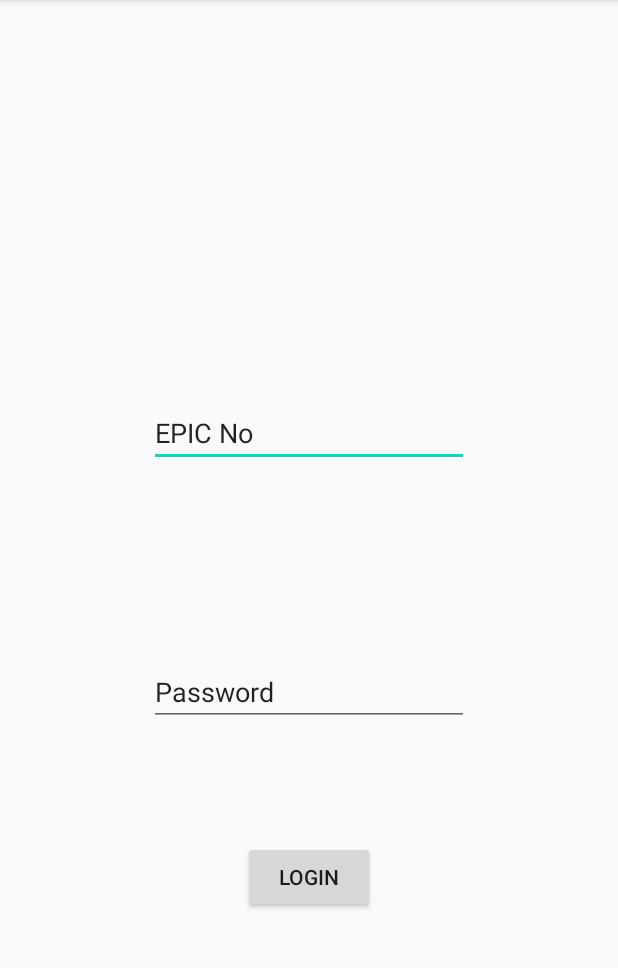
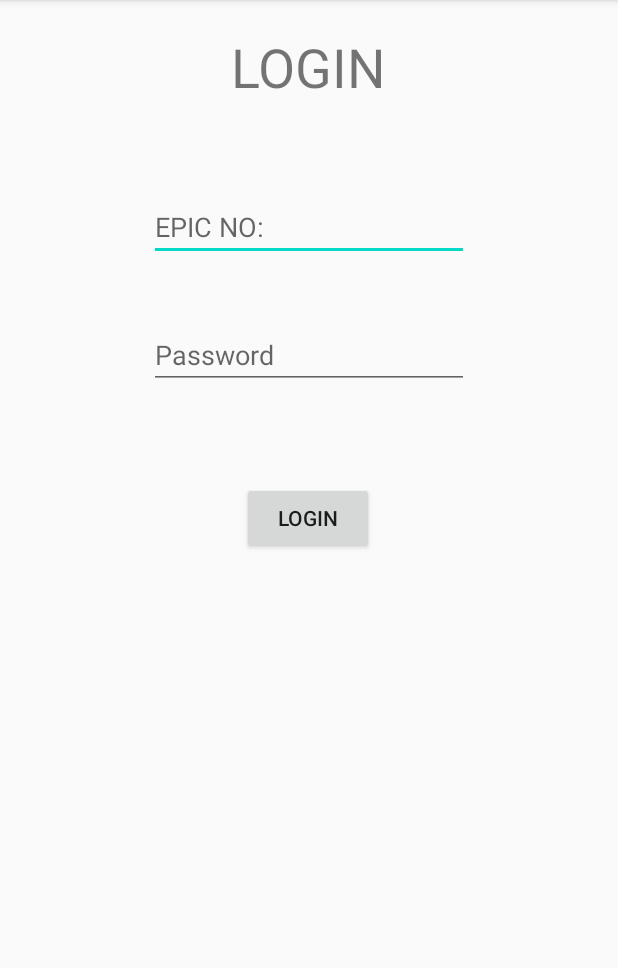
Before and after one commit to ABHISHEK4227/votingApp, an Android app: the screen it shows after launch (MainActivity), after a tap on "LOGIN", on a phone screen of 412 x 824 dp, the part 84-1052 px from its top. Run offline under Robolectric (Android 15) with nearby library versions, the phone set to English and light mode, and no system bars.

Commit message:
updated Ranajit

```diff
--- a/app/src/main/java/com/example/votingapp/CastVote.java
+++ b/app/src/main/java/com/example/votingapp/CastVote.java
@@ -26,7 +26,7 @@ public class CastVote extends AppCompatActivity {
         super.onCreate(savedInstanceState);
         setContentView(R.layout.activity_cast_vote);
         Intent g=getIntent();
-        String Candidate_deails=g.getStringExtra("CANDIDATES");
+        String Candidate_deails = g.getStringExtra("CANDIDATES");
         list = null;
         confirmButton = (Button) findViewById(R.id.confirmVoteButton);
         radioG = (RadioGroup) findViewById(R.id.radiogroup_vote);
@@ -44,7 +44,6 @@ public class CastVote extends AppCompatActivity {
         list.push(c3);
         list.push(c4);
         list.push(c5);
-
 
         populate();
     }
@@ -71,7 +70,6 @@ public class CastVote extends AppCompatActivity {
             radioG.addView(rd);
             list.pop();
         }
-//        radioG.addView();
     }
 
 }
--- a/app/src/main/java/com/example/votingapp/MainActivity.java
+++ b/app/src/main/java/com/example/votingapp/MainActivity.java
@@ -5,6 +5,7 @@ import androidx.appcompat.app.AppCompatActivity;
 import android.content.Intent;
 import android.os.AsyncTask;
 import android.os.Bundle;
+import android.util.Log;
 import android.view.View;
 import android.widget.Button;
 import android.widget.EditText;
@@ -12,6 +13,7 @@ import android.widget.TextView;
 import android.widget.Toast;
 
 import java.io.BufferedReader;
+import java.io.DataInputStream;
 import java.io.DataOutputStream;
 import java.io.InputStream;
 import java.io.InputStreamReader;
@@ -21,9 +23,20 @@ import java.net.Socket;
 public class MainActivity extends AppCompatActivity {
     private String epic="";
     private String pass="";
+
     @Override
     protected void onCreate(Bundle savedInstanceState) {
         super.onCreate(savedInstanceState);
+        loadActivity();
+    }
+
+    @Override
+    protected void onResume() {
+        super.onResume();
+        loadActivity();
+    }
+
+    void loadActivity(){
         setContentView(R.layout.activity_main);
         Button login = (Button) findViewById(R.id.login);
         login.setOnClickListener(new View.OnClickListener() {
@@ -33,94 +46,73 @@ public class MainActivity extends AppCompatActivity {
             }
         });
     }
+
     public  void sendData(View v){
-
-
         epic=((EditText)findViewById(R.id.epic)).getText().toString();
         pass=((EditText)findViewById(R.id.pass)).getText().toString();
-        Connect ob=new Connect();
+        VoterDB ob=new VoterDB();
         ob.execute(epic+" "+pass);
-
     }
 
+    public class VoterDB extends AsyncTask<String,String,String> {
+        private String IP = "192.168.0.110";
+        private Socket s = null;
+        private ServerSocket server = null;
 
+        private DataOutputStream out = null;
 
-    public class Connect extends AsyncTask<String,String,String>
-
-    {
-        private String IP="192.168.0.110";
-        private Socket s=null;
-        private ServerSocket server=null;
-
-        private DataOutputStream out=null;
         @Override
         protected String doInBackground(String... params) {
 
-            String mssg=params[0];
-            try{
-                s= new Socket(IP, 9000);
+            String mssg = params[0];
+            try {
+                s = new Socket(IP, 9000);
 
-                out=new DataOutputStream(s.getOutputStream());
+                out = new DataOutputStream(s.getOutputStream());
                 out.flush();
-                out.writeUTF("1 "+mssg);
+                out.writeUTF("1 " + mssg);
                 out.flush();
 
                 s.close();
 
+                s = new Socket(IP, 9000);
+                InputStream in = s.getInputStream();
 
+//                BufferedReader reader=new BufferedReader(new InputStreamReader(in));
+//                String l=reader.readLine();
+                DataInputStream d_in = new DataInputStream(in);
+                String details = d_in.readUTF();
 
-                s=new Socket(IP,9000);
-                InputStream in=s.getInputStream();
-
-                BufferedReader reader=new BufferedReader(new InputStreamReader(in));
-                String l=reader.readLine();
-
-
-
-
-
-                publishProgress(l);
-
-
-            }catch (Exception e){
+//                Log.i("Download", l);
+                in.close();
+                s.close();
+                return details;
+            } catch (Exception e) {
 
             }
-
-
-            return IP;
+            return "INVALID";
         }
 
         @Override
         protected void onProgressUpdate(String... values) {
             super.onProgressUpdate(values);
-            String str=values[0];
-            str=str.trim();
-
-
-
-            if(str.equals("INVALID")){
-                Toast.makeText(MainActivity.this,"Invalid Login Details",Toast.LENGTH_LONG).show();
-            }else {
-                str=str.substring(1);
-                Intent i =new Intent(MainActivity.this,WelcomePage.class);
-                i.putExtra("EPIC",epic);
-                i.putExtra("PASS",pass);
-                i.putExtra("DETAILS",str);
-
-                startActivity(i);
-
-            }
-
-
-
         }
 
         @Override
-        protected void onPostExecute(String s) {
+        protected void onPostExecute(String str) {
+            str = str.trim();
+
+            if (str.equals("INVALID")) {
+                Toast.makeText(MainActivity.this, "Invalid Login Details", Toast.LENGTH_LONG).show();
+            } else {
+                Intent i = new Intent(MainActivity.this, WelcomePage.class);
+                i.putExtra("EPIC", epic);
+                i.putExtra("PASS", pass);
+                i.putExtra("DETAILS", str);
+
+                startActivity(i);
+            }
 
         }
     }
-
-
-
 }
--- a/app/src/main/java/com/example/votingapp/WriteToChip.java
+++ b/app/src/main/java/com/example/votingapp/WriteToChip.java
@@ -5,7 +5,6 @@ import androidx.appcompat.app.AppCompatActivity;
 import android.os.Bundle;
 
 public class WriteToChip extends AppCompatActivity {
-
     @Override
     protected void onCreate(Bundle savedInstanceState) {
         super.onCreate(savedInstanceState);
--- a/app/src/main/res/layout/activity_main.xml
+++ b/app/src/main/res/layout/activity_main.xml
@@ -6,42 +6,55 @@
     android:layout_height="match_parent"
     tools:context=".MainActivity">
 
+    <TextView
+        android:id="@+id/loginTitle"
+        android:layout_width="wrap_content"
+        android:layout_height="wrap_content"
+        android:layout_marginTop="20dp"
+        android:text="@string/login"
+        android:textSize="36sp"
+        app:layout_constraintTop_toTopOf="parent"
+        app:layout_constraintLeft_toLeftOf="parent"
+        app:layout_constraintRight_toRightOf="parent"
+        />
 
     <EditText
         android:id="@+id/epic"
         android:layout_width="wrap_content"
         android:layout_height="wrap_content"
+        android:layout_marginTop="60dp"
         android:ems="10"
+        android:hint="@string/epic_no"
         android:inputType="textPersonName"
-        android:text="EPIC No"
-        app:layout_constraintBottom_toTopOf="@+id/pass"
         app:layout_constraintEnd_toEndOf="parent"
         app:layout_constraintStart_toStartOf="parent"
-        app:layout_constraintTop_toTopOf="parent"
-        app:layout_constraintVertical_bias="0.677" />
+        app:layout_constraintTop_toBottomOf="@id/loginTitle"
+        app:layout_constraintVertical_bias="0.627" />
 
     <EditText
         android:id="@+id/pass"
         android:layout_width="wrap_content"
         android:layout_height="wrap_content"
+        android:layout_marginTop="40dp"
         android:ems="10"
+        android:hint="@string/password"
         android:inputType="textPersonName"
-        android:text="Password"
-        app:layout_constraintBottom_toBottomOf="parent"
         app:layout_constraintEnd_toEndOf="parent"
         app:layout_constraintStart_toStartOf="parent"
-        app:layout_constraintTop_toTopOf="parent"
-        app:layout_constraintVertical_bias="0.607" />
+        app:layout_constraintTop_toBottomOf="@id/epic"
+        app:layout_constraintVertical_bias="0.617" />
 
     <Button
         android:id="@+id/login"
         android:layout_width="wrap_content"
         android:layout_height="wrap_content"
+        android:layout_marginTop="40dp"
         android:text="LOGIN"
         app:layout_constraintBottom_toBottomOf="parent"
         app:layout_constraintEnd_toEndOf="parent"
+        app:layout_constraintHorizontal_bias="0.498"
         app:layout_constraintStart_toStartOf="parent"
         app:layout_constraintTop_toBottomOf="@+id/pass"
-        app:layout_constraintVertical_bias="0.325" />
+        app:layout_constraintVertical_bias="0.052" />
 
 </androidx.constraintlayout.widget.ConstraintLayout>
--- a/app/src/main/res/layout/activity_verify_vote.xml
+++ b/app/src/main/res/layout/activity_verify_vote.xml
@@ -32,7 +32,7 @@
             app:layout_constraintTop_toBottomOf="@+id/verifyVoteTitle">
 
             <TextView
-                android:id="@+id/vv_epic"
+                android:id="@+id/textView20"
                 android:layout_width="wrap_content"
                 android:layout_height="wrap_content"
                 android:layout_marginEnd="6dp"
@@ -41,7 +41,7 @@
                 android:textSize="20sp" />
 
             <TextView
-                android:id="@+id/textView20"
+                android:id="@+id/vv_epic"
                 android:layout_width="wrap_content"
                 android:layout_height="wrap_content"
                 android:text="E2XAM5PLE"
--- a/app/src/main/res/layout/activity_voter_details.xml
+++ b/app/src/main/res/layout/activity_voter_details.xml
@@ -47,6 +47,7 @@
                     android:layout_weight="0.01"
                     />
                 <TextView
+                    android:id="@+id/vd_name"
                     android:textSize="15sp"
                     android:text="Arnab basu"
                     android:layout_weight="0.9"
@@ -65,6 +66,7 @@
                     android:layout_weight="0.01"
                     />
                 <TextView
+                    android:id="@+id/vd_father_name"
                     android:textSize="15sp"
                     android:text="Data was not given by the parent"
                     android:layout_weight="0.9"
@@ -83,6 +85,7 @@
                     android:layout_weight="0.01"
                     />
                 <TextView
+                    android:id="@+id/vd_dob"
                     android:textSize="15sp"
                     android:text="Not needed (Accidental)"
                     android:layout_weight="0.9"
@@ -101,6 +104,7 @@
                     android:layout_weight="0.01"
                     />
                 <TextView
+                    android:id="@+id/vd_sex"
                     android:textSize="15sp"
                     android:text="Unknown"
                     android:layout_weight="0.9"
@@ -118,6 +122,7 @@
                     android:layout_weight="0.01"
                     />
                 <TextView
+                    android:id="@+id/vd_address"
                     android:textSize="15sp"
                     android:text="Probably right outside your house (on the streets)"
                     android:layout_weight="0.9"
--- a/app/src/main/res/layout/activity_welcome_page.xml
+++ b/app/src/main/res/layout/activity_welcome_page.xml
@@ -33,7 +33,7 @@
             app:layout_constraintRight_toRightOf="parent"
             app:layout_constraintLeft_toLeftOf="parent"
             app:layout_constraintTop_toBottomOf="@+id/textView5"
-            android:text="Example Rx"/>
+            />
 
         <LinearLayout
             android:id="@+id/epicLinear"
@@ -60,7 +60,6 @@
                 android:layout_width="wrap_content"
                 android:layout_height="wrap_content"
                 android:textSize="18sp"
-                android:text="E2XAM5PLE"
                 />
         </LinearLayout>
 
--- a/app/src/main/res/values/strings.xml
+++ b/app/src/main/res/values/strings.xml
@@ -6,6 +6,8 @@
     <string name="second_fragment_label">Second Fragment</string>
     <string name="next">Next</string>
     <string name="previous">Previous</string>
+    <string name="login">LOGIN</string>
+    <string name="password">Password</string>
     <string name="welcome">WELCOME</string>
     <string name="epic_no">EPIC NO:</string>
     <string name="cast_vote">CAST VOTE</string>
```
Also changed, not shown: app/src/main/java/com/example/votingapp/VerifyVote.java (+18 -1 lines), app/src/main/java/com/example/votingapp/Voter.java (+38 -9 lines), app/src/main/java/com/example/votingapp/VoterDetails.java (+41 -31 lines), app/src/main/java/com/example/votingapp/WelcomePage.java (+69 -84 lines), 1 other file.
